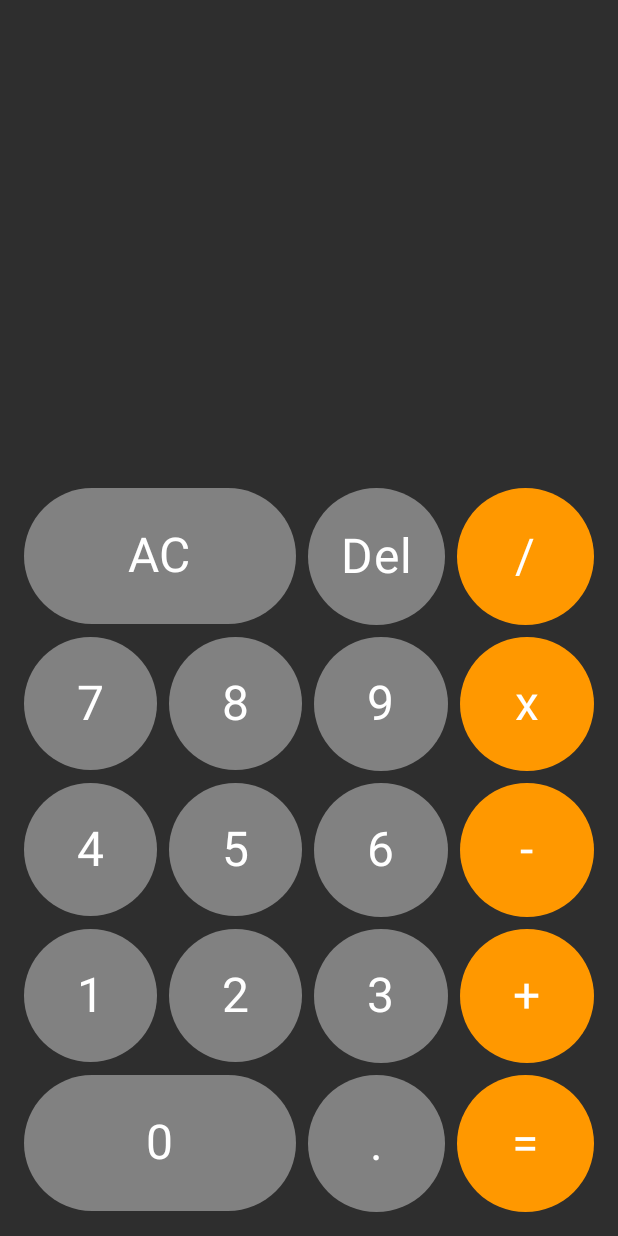
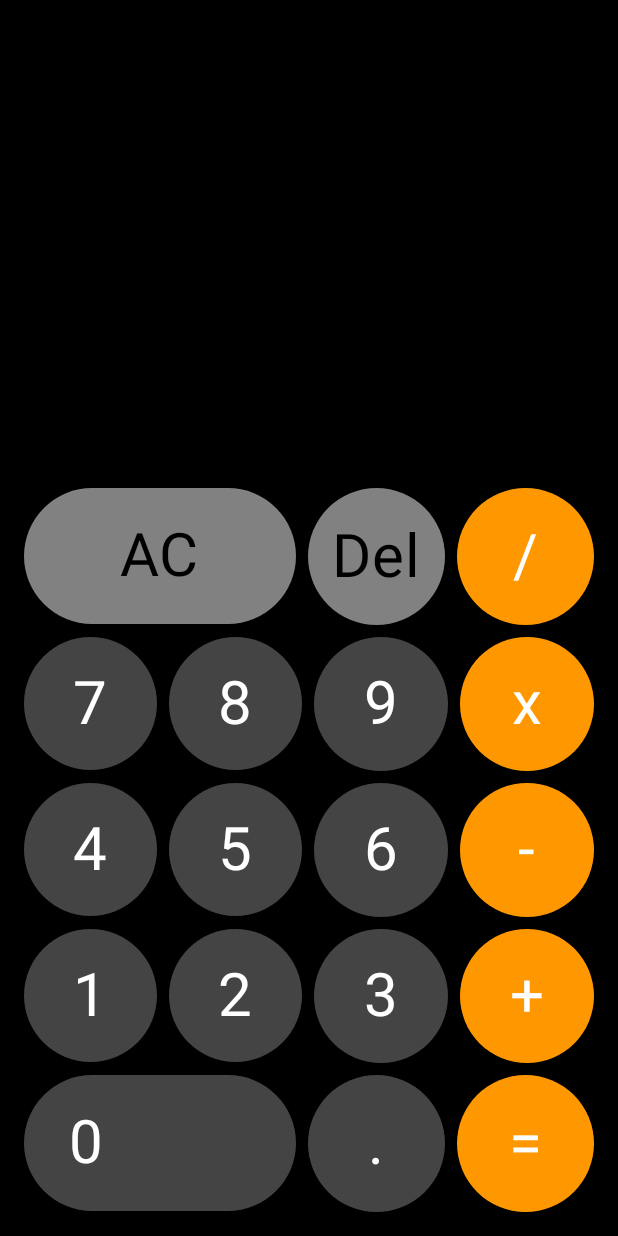
Before and after one commit to Earlycow434/CalculatorApp, an Android app built with Jetpack Compose: the screen it shows after launch (MainActivity), on a phone screen of 412 x 824 dp. Run offline under Robolectric (Android 15) with nearby library versions, the phone set to English and light mode, and no system bars.

Commit message:
add changes

```diff
--- a/app/build.gradle.kts
+++ b/app/build.gradle.kts
@@ -51,9 +51,9 @@ android {
 
 dependencies {
 
-    implementation("androidx.core:core-ktx:1.12.0")
+    implementation("androidx.core:core-ktx:1.13.0")
     implementation("androidx.lifecycle:lifecycle-runtime-ktx:2.7.0")
-    implementation("androidx.activity:activity-compose:1.8.2")
+    implementation("androidx.activity:activity-compose:1.9.0")
     implementation(platform("androidx.compose:compose-bom:2023.08.00"))
     implementation("androidx.compose.ui:ui")
     implementation("androidx.compose.ui:ui-graphics")
@@ -68,4 +68,5 @@ dependencies {
     debugImplementation("androidx.compose.ui:ui-test-manifest")
 
     implementation("androidx.lifecycle:lifecycle-viewmodel-compose:2.7.0")
+    implementation("androidx.compose.material:material-icons-extended:1.6.6")
 }
--- a/app/src/main/java/com/example/composecalculator/Calculator.kt
+++ b/app/src/main/java/com/example/composecalculator/Calculator.kt
@@ -17,19 +17,21 @@ import androidx.compose.runtime.Composable
 import androidx.compose.ui.Alignment
 import androidx.compose.ui.Modifier
 import androidx.compose.ui.graphics.Color
+import androidx.compose.ui.graphics.Color.Companion.DarkGray
 import androidx.compose.ui.text.font.FontWeight
 import androidx.compose.ui.text.style.TextAlign
 import androidx.compose.ui.unit.Dp
 import androidx.compose.ui.unit.dp
 import androidx.compose.ui.unit.sp
 import com.example.composecalculator.ui.theme.LightGray
+import com.example.composecalculator.ui.theme.MediumGray
 import com.example.composecalculator.ui.theme.Orange
 
 @Composable
 fun Calculator(
     state: CalculatorState,
     modifier: Modifier = Modifier,
-    buttonSpacing: Dp = 8.dp,
+    buttonSpacing: Dp = 12.dp,
     onAction: (CalculatorActions) -> Unit
 ) {
     Box(modifier = modifier){
@@ -63,7 +65,8 @@ fun Calculator(
                         .weight(2f),
                     onClick = {
                         onAction(CalculatorActions.Clear)
-                    }
+                    },
+                    color = Color.Black
                 )
                 CalculatorButton(
                     symbol = "Del",
@@ -73,7 +76,8 @@ fun Calculator(
                         .weight(1f),
                     onClick = {
                         onAction(CalculatorActions.Delete)
-                    }
+                    },
+                    color = Color.Black
                 )
                 CalculatorButton(
                     symbol = "/",
@@ -93,7 +97,7 @@ fun Calculator(
                 CalculatorButton(
                     symbol = "7",
                     modifier = Modifier
-                        .background(LightGray)
+                        .background(DarkGray)
                         .aspectRatio(1f)
                         .weight(1f),
                     onClick = {
@@ -103,7 +107,7 @@ fun Calculator(
                 CalculatorButton(
                     symbol = "8",
                     modifier = Modifier
-                        .background(LightGray)
+                        .background(DarkGray)
                         .aspectRatio(1f)
                         .weight(1f),
                     onClick = {
@@ -113,7 +117,7 @@ fun Calculator(
                 CalculatorButton(
                     symbol = "9",
                     modifier = Modifier
-                        .background(LightGray)
+                        .background(DarkGray)
                         .aspectRatio(1f)
                         .weight(1f),
                     onClick = {
@@ -138,7 +142,7 @@ fun Calculator(
                 CalculatorButton(
                     symbol = "4",
                     modifier = Modifier
-                        .background(LightGray)
+                        .background(DarkGray)
                         .aspectRatio(1f)
                         .weight(1f),
                     onClick = {
@@ -148,7 +152,7 @@ fun Calculator(
                 CalculatorButton(
                     symbol = "5",
                     modifier = Modifier
-                        .background(LightGray)
+                        .background(DarkGray)
                         .aspectRatio(1f)
                         .weight(1f),
                     onClick = {
@@ -158,7 +162,7 @@ fun Calculator(
                 CalculatorButton(
                     symbol = "6",
                     modifier = Modifier
-                        .background(LightGray)
+                        .background(DarkGray)
                         .aspectRatio(1f)
                         .weight(1f),
                     onClick = {
@@ -183,7 +187,7 @@ fun Calculator(
                 CalculatorButton(
                     symbol = "1",
                     modifier = Modifier
-                        .background(LightGray)
+                        .background(DarkGray)
                         .aspectRatio(1f)
                         .weight(1f),
                     onClick = {
@@ -193,7 +197,7 @@ fun Calculator(
                 CalculatorButton(
                     symbol = "2",
                     modifier = Modifier
-                        .background(LightGray)
+                        .background(DarkGray)
                         .aspectRatio(1f)
                         .weight(1f),
                     onClick = {
@@ -203,7 +207,7 @@ fun Calculator(
                 CalculatorButton(
                     symbol = "3",
                     modifier = Modifier
-                        .background(LightGray)
+                        .background(DarkGray)
                         .aspectRatio(1f)
                         .weight(1f),
                     onClick = {
@@ -228,17 +232,18 @@ fun Calculator(
                 CalculatorButton(
                     symbol = "0",
                     modifier = Modifier
-                        .background(LightGray)
+                        .background(DarkGray)
                         .aspectRatio(2f)
                         .weight(2f),
                     onClick = {
                         onAction(CalculatorActions.number(0))
-                    }
+                    },
+                    alignment = Alignment.CenterStart
                 )
                 CalculatorButton(
                     symbol = ".",
                     modifier = Modifier
-                        .background(LightGray)
+                        .background(DarkGray)
                         .aspectRatio(1f)
                         .weight(1f),
                     onClick = {
--- a/app/src/main/java/com/example/composecalculator/CalculatorButton.kt
+++ b/app/src/main/java/com/example/composecalculator/CalculatorButton.kt
@@ -2,6 +2,7 @@ package com.example.composecalculator
 
 import androidx.compose.foundation.clickable
 import androidx.compose.foundation.layout.Box
+import androidx.compose.foundation.layout.padding
 import androidx.compose.foundation.shape.CircleShape
 import androidx.compose.material3.Text
 import androidx.compose.runtime.Composable
@@ -9,13 +10,15 @@ import androidx.compose.ui.Alignment
 import androidx.compose.ui.Modifier
 import androidx.compose.ui.draw.clip
 import androidx.compose.ui.graphics.Color
+import androidx.compose.ui.text.style.TextAlign
+import androidx.compose.ui.unit.dp
 import androidx.compose.ui.unit.sp
 
 @Composable
 fun CalculatorButton(
     symbol: String,
     modifier: Modifier,
-    onClick: () -> Unit
+    onClick: () -> Unit,
 ) {
     Box(
         contentAlignment = Alignment.Center,
@@ -26,8 +29,52 @@ fun CalculatorButton(
     ){
         Text(
             text = symbol,
-            fontSize = 32.sp,
+            fontSize = 40.sp,
             color = Color.White
         )
     }
 }
+
+@Composable
+fun CalculatorButton(
+    symbol: String,
+    modifier: Modifier,
+    onClick: () -> Unit,
+    color: Color,
+) {
+    Box(
+        contentAlignment = Alignment.Center,
+        modifier = Modifier
+            .clip(CircleShape)
+            .clickable { onClick() }
+            .then(modifier)
+    ){
+        Text(
+            text = symbol,
+            fontSize = 40.sp,
+            color = color,
+        )
+    }
+}
+@Composable
+fun CalculatorButton(
+    symbol: String,
+    modifier: Modifier,
+    onClick: () -> Unit,
+    alignment: Alignment,
+) {
+    Box(
+        contentAlignment = alignment,
+        modifier = Modifier
+            .clip(CircleShape)
+            .clickable { onClick() }
+            .then(modifier)
+    ){
+        Text(
+            text = symbol,
+            fontSize = 40.sp,
+            color = Color.White,
+            modifier = Modifier.padding(start = 30.dp)
+        )
+    }
+}
--- a/app/src/main/java/com/example/composecalculator/MainActivity.kt
+++ b/app/src/main/java/com/example/composecalculator/MainActivity.kt
@@ -12,6 +12,7 @@ import androidx.compose.material3.Surface
 import androidx.compose.material3.Text
 import androidx.compose.runtime.Composable
 import androidx.compose.ui.Modifier
+import androidx.compose.ui.graphics.Color
 import androidx.compose.ui.tooling.preview.Preview
 import androidx.compose.ui.unit.dp
 import androidx.lifecycle.ViewModel
@@ -33,7 +34,7 @@ class MainActivity : ComponentActivity() {
                     buttonSpacing = buttonSpacing,
                     modifier = Modifier
                         .fillMaxSize()
-                        .background(MediumGray)
+                        .background(Color.Black)
                         .padding(16.dp)
                     )
             }
```
